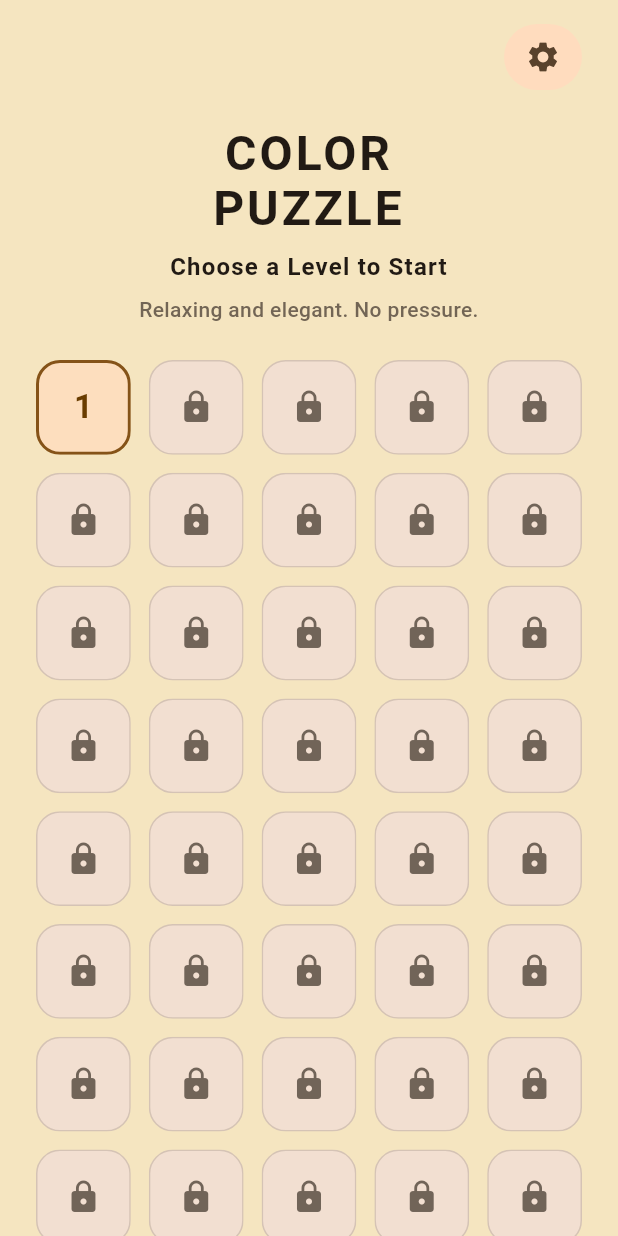
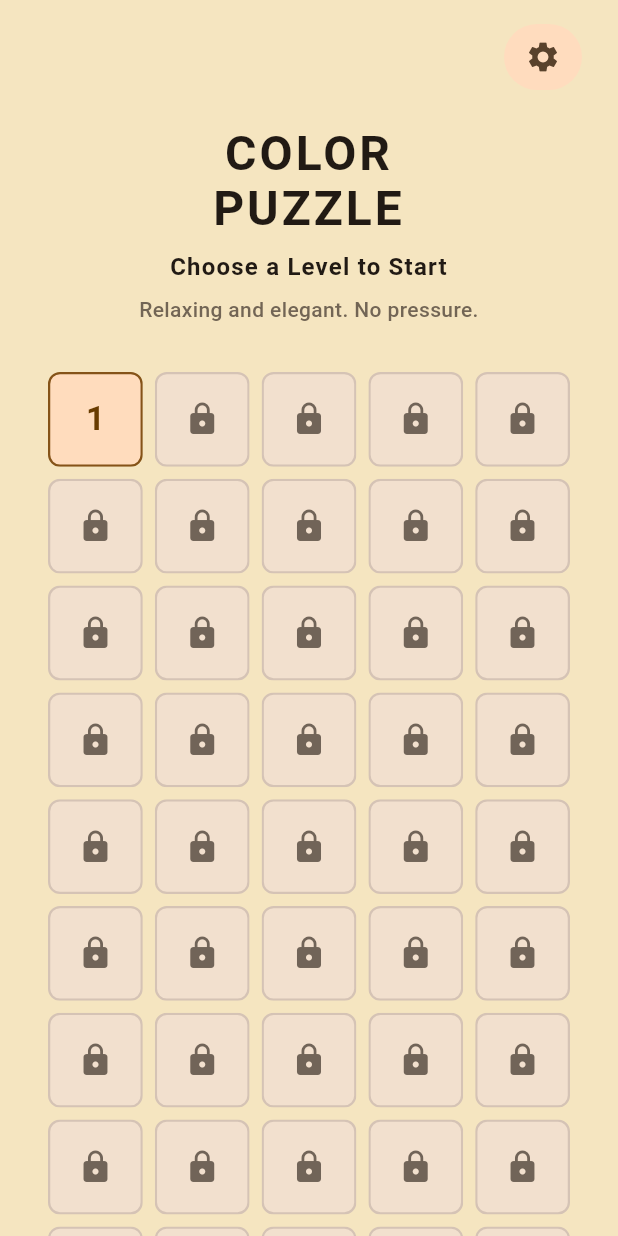
Before and after one commit to Humaneyew/Color-Puzzle-Relax-Game, a Flutter app: the screen it shows after launch, on a phone screen of 412 x 824 dp. Run offline on Flutter 3.47's test engine with Material 3 defaults, Android fonts, the phone set to English and light mode, and no system bars; our stand-ins replace equatable, get_it, go_router; Roboto replaces fonts that are missing (SF Pro).

Commit message:
Refine level grid layout and tile styling

```diff
--- a/lib/src/features/game/presentation/pages/home_page.dart
+++ b/lib/src/features/game/presentation/pages/home_page.dart
@@ -94,11 +94,11 @@ class _LevelGrid extends StatelessWidget {
   @override
   Widget build(BuildContext context) {
     return GridView.builder(
-      padding: const EdgeInsets.only(bottom: 24),
+      padding: const EdgeInsets.all(8),
       gridDelegate: const SliverGridDelegateWithFixedCrossAxisCount(
         crossAxisCount: AppConstants.defaultBoardSize,
-        mainAxisSpacing: 12,
-        crossAxisSpacing: 12,
+        mainAxisSpacing: 8,
+        crossAxisSpacing: 8,
         childAspectRatio: 1,
       ),
       itemCount: levels.length,
--- a/lib/src/features/game/presentation/widgets/level_card.dart
+++ b/lib/src/features/game/presentation/widgets/level_card.dart
@@ -21,11 +21,12 @@ class LevelCard extends StatelessWidget {
     final bool isUnlocked = level.isUnlocked;
 
     final Color backgroundColor = isUnlocked
-        ? colors.primaryContainer.withOpacity(0.8)
-        : colors.surfaceVariant;
+        ? colors.primaryContainer
+        : colors.surfaceVariant.withOpacity(0.85);
     final Color borderColor = isUnlocked
         ? colors.primary
         : colors.outlineVariant ?? colors.outline.withOpacity(0.5);
+    final BorderRadius borderRadius = BorderRadius.circular(8);
     final TextStyle numberStyle = (theme.textTheme.titleLarge ??
             const TextStyle(fontSize: 22, fontWeight: FontWeight.w700))
         .copyWith(
@@ -35,38 +36,42 @@ class LevelCard extends StatelessWidget {
 
     return Material(
       color: Colors.transparent,
-      child: InkWell(
+      child: LayoutBuilder(
+        builder: (BuildContext context, BoxConstraints constraints) {
+          final double dimension = constraints.hasBoundedWidth
+              ? constraints.maxWidth
+              : constraints.biggest.shortestSide;
+
+          return InkWell(
             onTap: isUnlocked ? onTap : null,
-        borderRadius: BorderRadius.circular(16),
+            borderRadius: borderRadius,
+            child: SizedBox.square(
+              dimension: dimension,
               child: Ink(
                 decoration: BoxDecoration(
                   color: backgroundColor,
-            borderRadius: BorderRadius.circular(16),
+                  borderRadius: borderRadius,
                   border: Border.all(
                     color: borderColor,
-              width: isUnlocked ? 2 : 1,
+                    width: 1.5,
                   ),
                 ),
-          child: AspectRatio(
-            aspectRatio: 1,
-            child: Stack(
-              alignment: Alignment.center,
-              children: <Widget>[
-                if (isUnlocked)
-                  Text(
+                child: Center(
+                  child: isUnlocked
+                      ? Text(
                           number.toString(),
                           style: numberStyle,
                         )
-                else
-                  Icon(
+                      : Icon(
                           Icons.lock,
                           color: colors.onSurfaceVariant.withOpacity(0.8),
-                  ),
-              ],
                         ),
                 ),
               ),
             ),
           );
+        },
+      ),
+    );
   }
 }
```
Lines whose indentation alone changed are shown as unchanged.
